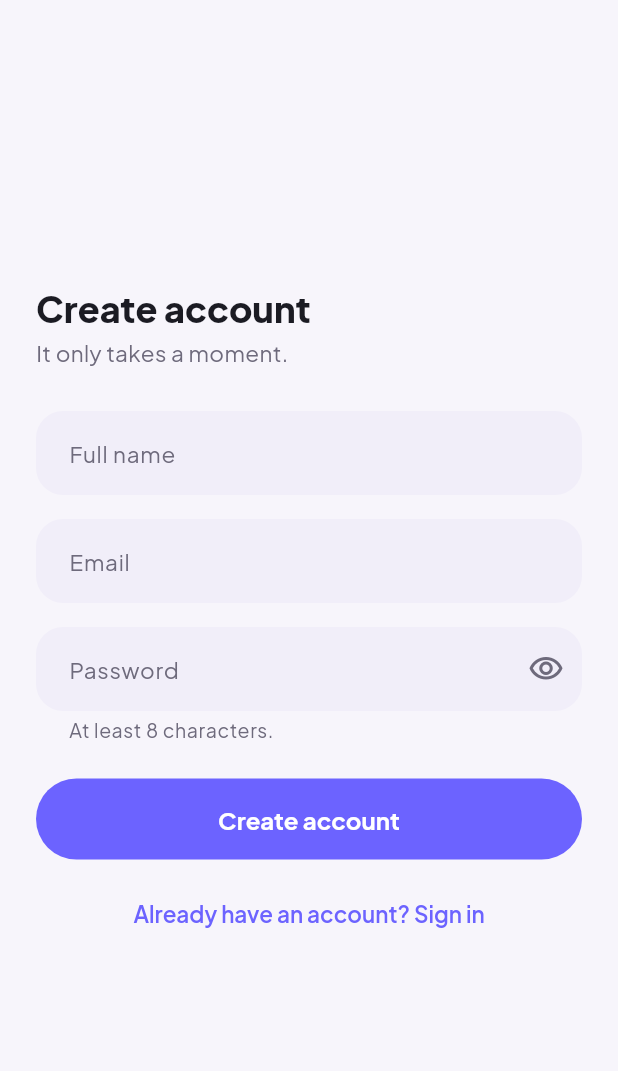
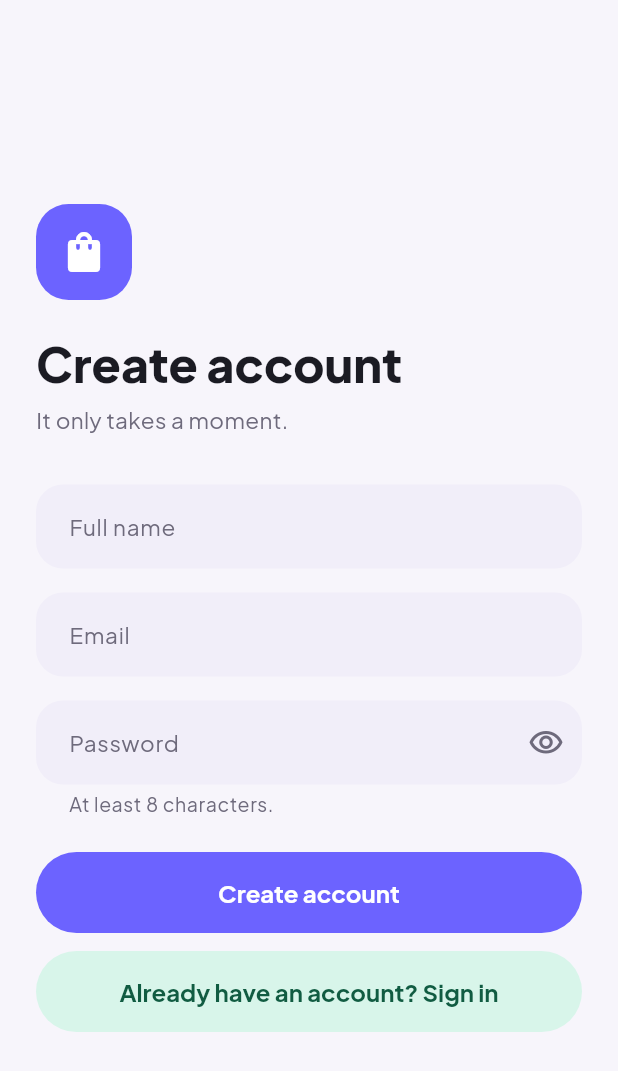
Before and after one commit to gorkdev/ecommerce-app, a Flutter app: the screen it shows after launch, after a tap on "Sign in", after a tap on "Don't have an account? Sign up", on a phone screen of 412 x 824 dp. Shown: the top 1071 px of the screen. Run offline on Flutter 3.47's test engine with Material 3 defaults, Android fonts, the phone set to English and light mode, and no system bars; our stand-ins replace dio, firebase_core, firebase_messaging, flutter_riverpod, flutter_secure_storage, go_router and 1 more; missing offline and left inert: flutter_stripe; accounts and stored records are empty.

Commit message:
feat(mobile): redesign auth and splash screens
- Shared BrandMark (primary rounded square + bag glyph) on splash,
  sign-in and sign-up
- Display-size greetings, token-based spacing, muted subtitles
- Secondary auth actions become tonal pill buttons
- Error banner restyled on the token radius/spacing scale
- Auth in-flight tests anchor on the spinner ancestor button

```diff
--- a/mobile/lib/features/auth/presentation/login_screen.dart
+++ b/mobile/lib/features/auth/presentation/login_screen.dart
@@ -4,7 +4,9 @@ import 'package:go_router/go_router.dart';
 
 import '../../../core/l10n/l10n.dart';
 import '../../../core/network/api_exception.dart';
+import '../../../core/theme/app_tokens.dart';
 import '../../../shared/validation/validators.dart';
+import '../../../shared/widgets/brand_mark.dart';
 import '../application/auth_controller.dart';
 import 'register_screen.dart';
 import 'widgets/auth_error_banner.dart';
@@ -73,15 +75,20 @@ class _LoginScreenState extends ConsumerState<LoginScreen> {
                 child: Column(
                   crossAxisAlignment: CrossAxisAlignment.stretch,
                   children: <Widget>[
-                    Text(l10n.welcomeBack, style: theme.textTheme.headlineMedium),
-                    const SizedBox(height: 4),
+                    const Align(
+                      alignment: Alignment.centerLeft,
+                      child: BrandMark(),
+                    ),
+                    const SizedBox(height: AppTokens.space6),
+                    Text(l10n.welcomeBack, style: theme.textTheme.displaySmall),
+                    const SizedBox(height: AppTokens.space2),
                     Text(
                       l10n.signInSubtitle,
                       style: theme.textTheme.bodyMedium?.copyWith(
-                        color: theme.colorScheme.onSurfaceVariant,
+                        color: AppTokens.of(context).inkMuted,
                       ),
                     ),
-                    const SizedBox(height: 28),
+                    const SizedBox(height: AppTokens.space7),
                     if (_error != null) ...<Widget>[
                       AuthErrorBanner(message: _error!),
                       const SizedBox(height: 16),
@@ -132,8 +139,8 @@ class _LoginScreenState extends ConsumerState<LoginScreen> {
                             )
                           : Text(l10n.signIn),
                     ),
-                    const SizedBox(height: 12),
-                    TextButton(
+                    const SizedBox(height: AppTokens.space3),
+                    FilledButton.tonal(
                       onPressed: _submitting
                           ? null
                           : () => context.go(RegisterScreen.path),
--- a/mobile/lib/features/auth/presentation/register_screen.dart
+++ b/mobile/lib/features/auth/presentation/register_screen.dart
@@ -4,7 +4,9 @@ import 'package:go_router/go_router.dart';
 
 import '../../../core/l10n/l10n.dart';
 import '../../../core/network/api_exception.dart';
+import '../../../core/theme/app_tokens.dart';
 import '../../../shared/validation/validators.dart';
+import '../../../shared/widgets/brand_mark.dart';
 import '../application/auth_controller.dart';
 import 'login_screen.dart';
 import 'widgets/auth_error_banner.dart';
@@ -77,18 +79,23 @@ class _RegisterScreenState extends ConsumerState<RegisterScreen> {
                 child: Column(
                   crossAxisAlignment: CrossAxisAlignment.stretch,
                   children: <Widget>[
+                    const Align(
+                      alignment: Alignment.centerLeft,
+                      child: BrandMark(),
+                    ),
+                    const SizedBox(height: AppTokens.space6),
                     Text(
                       l10n.createAccount,
-                      style: theme.textTheme.headlineMedium,
+                      style: theme.textTheme.displaySmall,
                     ),
-                    const SizedBox(height: 4),
+                    const SizedBox(height: AppTokens.space2),
                     Text(
                       l10n.registerSubtitle,
                       style: theme.textTheme.bodyMedium?.copyWith(
-                        color: theme.colorScheme.onSurfaceVariant,
+                        color: AppTokens.of(context).inkMuted,
                       ),
                     ),
-                    const SizedBox(height: 28),
+                    const SizedBox(height: AppTokens.space7),
                     if (_error != null) ...<Widget>[
                       AuthErrorBanner(message: _error!),
                       const SizedBox(height: 16),
@@ -150,8 +157,8 @@ class _RegisterScreenState extends ConsumerState<RegisterScreen> {
                             )
                           : Text(l10n.createAccount),
                     ),
-                    const SizedBox(height: 12),
-                    TextButton(
+                    const SizedBox(height: AppTokens.space3),
+                    FilledButton.tonal(
                       onPressed: _submitting
                           ? null
                           : () => context.go(LoginScreen.path),
--- a/mobile/lib/features/auth/presentation/widgets/auth_error_banner.dart
+++ b/mobile/lib/features/auth/presentation/widgets/auth_error_banner.dart
@@ -1,4 +1,6 @@
 import 'package:flutter/material.dart';
+
+import '../../../../core/theme/app_tokens.dart';
 
 /// Renders the last submission failure above the form, where the user is
 /// already looking, instead of in a snackbar that scrolls past.
@@ -13,19 +15,21 @@ class AuthErrorBanner extends StatelessWidget {
 
     return Container(
       width: double.infinity,
-      padding: const EdgeInsets.all(12),
+      padding: const EdgeInsets.all(AppTokens.space3),
       decoration: BoxDecoration(
         color: scheme.errorContainer,
-        borderRadius: BorderRadius.circular(8),
+        borderRadius: BorderRadius.circular(AppTokens.radiusSm),
       ),
       child: Row(
         children: <Widget>[
           Icon(Icons.error_outline, size: 20, color: scheme.onErrorContainer),
-          const SizedBox(width: 8),
+          const SizedBox(width: AppTokens.space2),
           Expanded(
             child: Text(
               message,
-              style: TextStyle(color: scheme.onErrorContainer),
+              style: Theme.of(context).textTheme.bodyMedium?.copyWith(
+                color: scheme.onErrorContainer,
+              ),
             ),
           ),
         ],
--- a/mobile/lib/features/splash/presentation/splash_screen.dart
+++ b/mobile/lib/features/splash/presentation/splash_screen.dart
@@ -1,4 +1,8 @@
 import 'package:flutter/material.dart';
+
+import '../../../core/l10n/l10n.dart';
+import '../../../core/theme/app_tokens.dart';
+import '../../../shared/widgets/brand_mark.dart';
 
 /// Shown only while the app decides whether a stored session is still valid.
 /// The router redirects away as soon as that resolves.
@@ -9,6 +13,25 @@ class SplashScreen extends StatelessWidget {
 
   @override
   Widget build(BuildContext context) {
-    return const Scaffold(body: Center(child: CircularProgressIndicator()));
+    final theme = Theme.of(context);
+
+    return Scaffold(
+      body: SafeArea(
+        child: Column(
+          children: <Widget>[
+            const Spacer(flex: 2),
+            const BrandMark(size: 96),
+            const SizedBox(height: AppTokens.space5),
+            Text(context.l10n.appTitle, style: theme.textTheme.headlineMedium),
+            const Spacer(flex: 2),
+            const SizedBox.square(
+              dimension: 28,
+              child: CircularProgressIndicator(strokeWidth: 2.5),
+            ),
+            const SizedBox(height: AppTokens.space7),
+          ],
+        ),
+      ),
+    );
   }
 }
--- /dev/null
+++ b/mobile/lib/shared/widgets/brand_mark.dart
@@ -0,0 +1,27 @@
+import 'package:flutter/material.dart';
+
+/// The store's visual mark: a rounded primary square with a bag glyph.
+/// Used on splash and the auth screens so the brand reads consistently.
+class BrandMark extends StatelessWidget {
+  const BrandMark({super.key, this.size = 64});
+
+  final double size;
+
+  @override
+  Widget build(BuildContext context) {
+    final ColorScheme scheme = Theme.of(context).colorScheme;
+    return Container(
+      width: size,
+      height: size,
+      decoration: BoxDecoration(
+        color: scheme.primary,
+        borderRadius: BorderRadius.circular(size * 0.34),
+      ),
+      child: Icon(
+        Icons.shopping_bag_rounded,
+        color: scheme.onPrimary,
+        size: size * 0.5,
+      ),
+    );
+  }
+}
```
Also changed, not shown: 2 other files.
